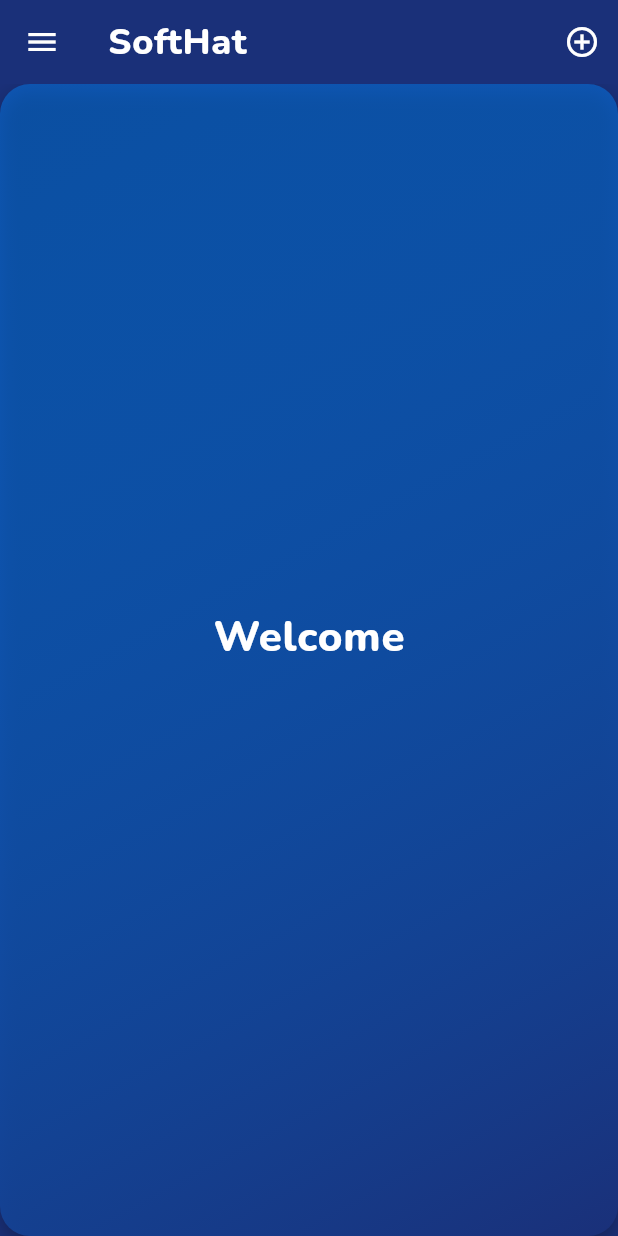
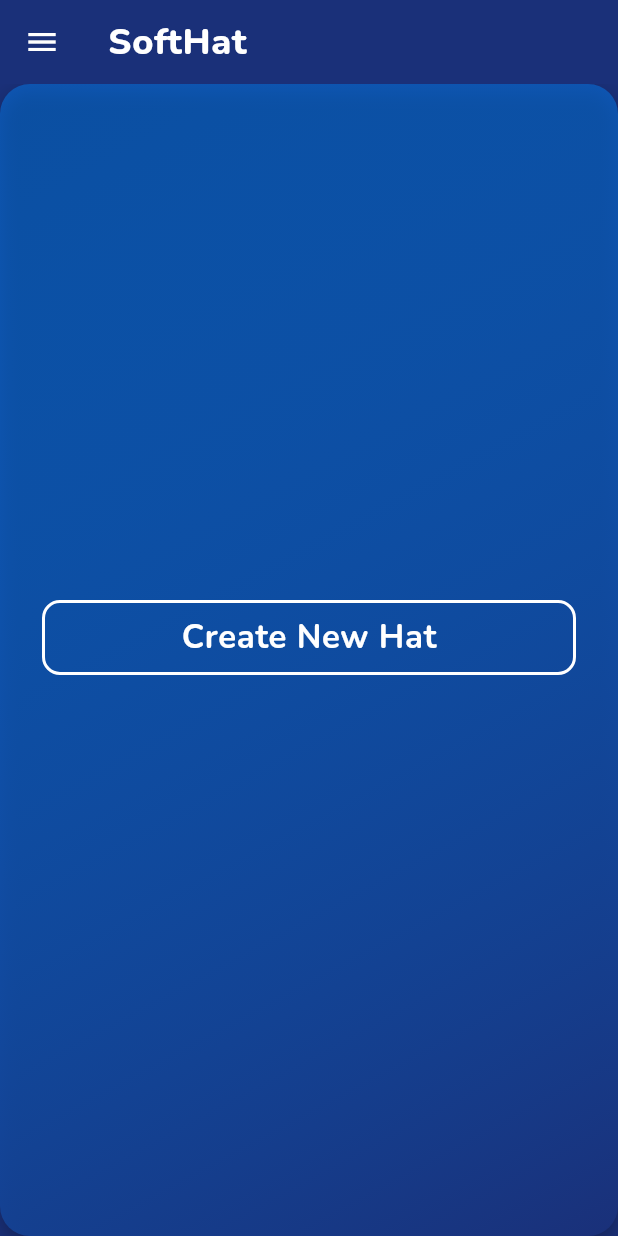
Before and after one commit to MarosLuk/diplomovka, a Flutter app: the HomePage screen opened directly, on a phone screen of 412 x 824 dp. Run offline on Flutter 3.47's test engine with Material 3 defaults, Android fonts, the phone set to English and light mode, and no system bars; our stand-ins replace cloud_firestore, firebase_auth, firebase_core, flutter_riverpod, flutter_secure_storage, flutter_slidable and 5 more; accounts and stored records are empty.

Commit message:
app/sol type, logic and text updates

```diff
--- a/lib/pages/features/user_auth/presentation/pages/chatting/problemPage.dart
+++ b/lib/pages/features/user_auth/presentation/pages/chatting/problemPage.dart
@@ -325,7 +325,7 @@ class _ProblemPageState extends ConsumerState<ProblemPage> {
                                   ? CircularProgressIndicator(
                                       color: Colors.black)
                                   : Text(
-                                      "Save",
+                                      "Confirm",
                                       style: AppStyles.headLineSmall(
                                           color: Colors.black),
                                     ),
@@ -577,7 +577,7 @@ class _ProblemPageState extends ConsumerState<ProblemPage> {
                                 ),
                                 SizedBox(width: 4),
                                 Text(
-                                  "Inspiration",
+                                  "Pick from Hat",
                                   style: AppStyles.headLineSmall(
                                     color: Colors.white,
                                   ),
--- a/lib/pages/features/user_auth/presentation/pages/homePage.dart
+++ b/lib/pages/features/user_auth/presentation/pages/homePage.dart
@@ -115,36 +115,6 @@ class _HomePageState extends ConsumerState<HomePage> {
             },
           ),
         ),
-        actions: [
-          IconButton(
-            icon: Icon(
-              Icons.add_circle_outline,
-              color: Theme.of(context).primaryColor,
-            ),
-            onPressed: () async {
-              final problemDetails = await ref
-                  .read(problemProvider.notifier)
-                  .promptForProblemDetails(context);
-
-              if (problemDetails != null &&
-                  problemDetails['name']!.isNotEmpty &&
-                  problemDetails['description']!.isNotEmpty &&
-                  user != null) {
-                String problemId = await ref
-                    .read(problemProvider.notifier)
-                    .createNewProblem(problemDetails['name']!,
-                        problemDetails['description']!, user!.uid);
-
-                Navigator.push(
-                  context,
-                  MaterialPageRoute(
-                    builder: (context) => ProblemPage(problemId: problemId),
-                  ),
-                );
-              }
-            },
-          ),
-        ],
       ),
       drawer: Drawer(
         backgroundColor: const Color.fromRGBO(26, 48, 121, 1.0),
@@ -303,7 +273,7 @@ class _HomePageState extends ConsumerState<HomePage> {
                 );
               }).toList(),
             ),
-            ListTile(
+            /*ListTile(
               leading: Icon(Icons.settings,
                   color: Theme.of(context).colorScheme.primary),
               title: Text(
@@ -312,7 +282,7 @@ class _HomePageState extends ConsumerState<HomePage> {
                     color: Theme.of(context).colorScheme.primary),
               ),
               onTap: () {},
-            ),
+            ),*/
             ListTile(
               leading: Icon(Icons.exit_to_app,
                   color: Theme.of(context).colorScheme.primary),
@@ -363,10 +333,59 @@ class _HomePageState extends ConsumerState<HomePage> {
           child: Column(
             mainAxisAlignment: MainAxisAlignment.center,
             children: [
-              Text(
-                "Welcome",
-                style: AppStyles.headLineLarge(
-                    color: Theme.of(context).primaryColor),
+              GestureDetector(
+                onTap: () async {
+                  final problemDetails = await ref
+                      .read(problemProvider.notifier)
+                      .promptForProblemDetails(context);
+
+                  if (problemDetails != null &&
+                      problemDetails['name']!.isNotEmpty &&
+                      problemDetails['description']!.isNotEmpty &&
+                      user != null) {
+                    String problemId = await ref
+                        .read(problemProvider.notifier)
+                        .createNewProblem(problemDetails['name']!,
+                            problemDetails['description']!, user!.uid);
+
+                    Navigator.push(
+                      context,
+                      MaterialPageRoute(
+                        builder: (context) => ProblemPage(problemId: problemId),
+                      ),
+                    );
+                  }
+                },
+                child: Center(
+                  child: Padding(
+                    padding: const EdgeInsets.symmetric(horizontal: 12.0),
+                    child: Container(
+                      width: double.infinity,
+                      decoration: BoxDecoration(
+                        color: Colors.transparent,
+                        borderRadius: BorderRadius.circular(12),
+                        border: Border.all(
+                          color: Colors.white,
+                          width: 2,
+                        ),
+                      ),
+                      child: Padding(
+                        padding: const EdgeInsets.all(8.0),
+                        child: Row(
+                          mainAxisAlignment: MainAxisAlignment.center,
+                          children: [
+                            Text(
+                              "Create New Hat",
+                              style: AppStyles.headLineSmall(
+                                color: Colors.white,
+                              ),
+                            ),
+                          ],
+                        ),
+                      ),
+                    ),
+                  ),
+                ),
               ),
               const SizedBox(height: 30),
             ],
```
Also changed, not shown: lib/pages/features/user_auth/presentation/pages/chatting/problemSettingsPage.dart (+18 -3 lines), lib/pages/features/user_auth/presentation/pages/chatting/problemSpec.dart (+10 -3 lines).
